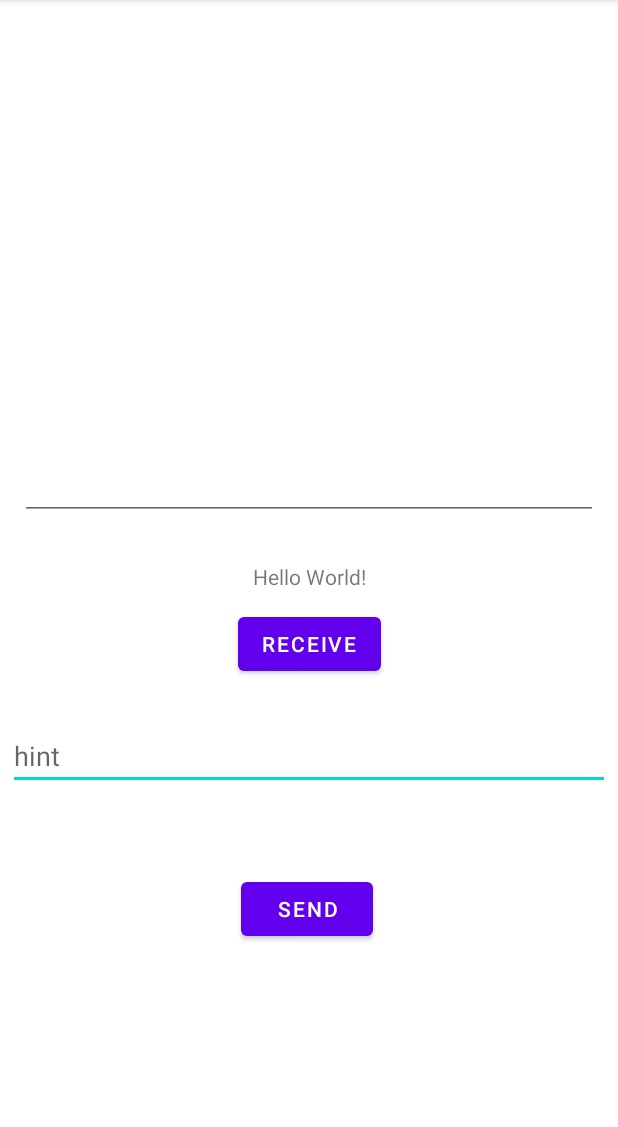
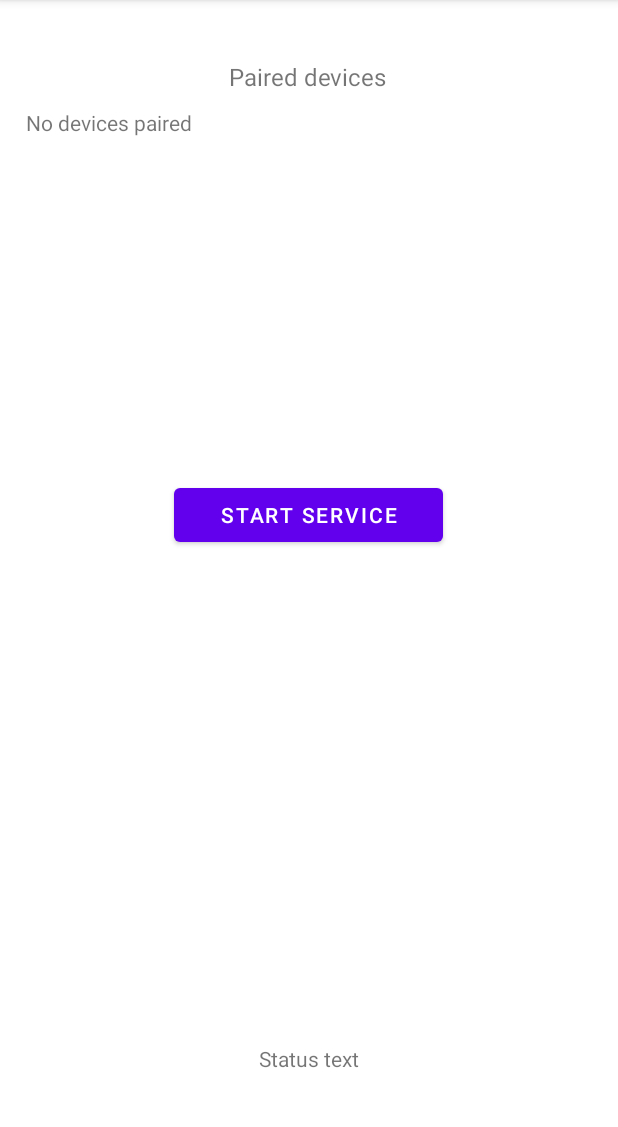
Before and after one commit to Stanko2/sound-auth, an Android app: the screen it shows after launch (MainActivity), on a phone screen of 412 x 824 dp, the part 84-1211 px from its top. Run offline under Robolectric (Android 15) with nearby library versions, the phone set to English and light mode, and no system bars.

```diff
--- a/android/app/src/main/java/com/example/soundauth/MainActivity.java
+++ b/android/app/src/main/java/com/example/soundauth/MainActivity.java
@@ -15,10 +15,11 @@ import android.widget.TextView;
 
 import com.example.soundauth.databinding.ActivityMainBinding;
 
+import java.util.HashSet;
 import java.util.List;
 
 public class MainActivity extends AppCompatActivity {
-
+    public static String TAG = "MainActivity";
 
     private ActivityMainBinding binding;
 
@@ -30,20 +31,28 @@ public class MainActivity extends AppCompatActivity {
         binding = ActivityMainBinding.inflate(getLayoutInflater());
         setContentView(binding.getRoot());
 
-        // Example of a call to a native method
-        TextView tv = binding.sampleText;
-//        tv.setText(stringFromJNI());
+        var prefs = getPreferences(MODE_PRIVATE);
+        var devices = prefs.getStringSet("devices", null);
+        if (devices == null) {
+            var tv = new TextView(this);
+            tv.setText("No devices paired");
+            binding.devices.addView(tv);
+        }
+
 
         binding.receive.setOnClickListener((e)-> {
             if (!isMyServiceRunning(ListenService.class)) {
                 Intent i = new Intent(this, ListenService.class);
                 startForegroundService(i);
-                binding.receive.setText("Stop");
+                binding.statusText.setText("Service running");
+                binding.receive.setText("Stop service");
             } else {
                 stopService(new Intent(this, ListenService.class));
-                binding.receive.setText("Receive");
+                binding.statusText.setText("Service stopped");
+                binding.receive.setText("Start service");
             }
         });
+
     }
 
 
@@ -62,7 +71,7 @@ public class MainActivity extends AppCompatActivity {
     private final BroadcastReceiver audioMessageReceiver = new BroadcastReceiver() {
         @Override
         public void onReceive(Context context, Intent intent) {
-            binding.outputText.setText(intent.getStringExtra("message"));
+            Log.d(TAG, "onReceive: " + intent.getStringExtra("message"));
         }
     };
 
--- a/android/app/src/main/java/com/example/soundauth/MessageSender.java
+++ b/android/app/src/main/java/com/example/soundauth/MessageSender.java
@@ -45,7 +45,7 @@ public class MessageSender implements Runnable {
         bufferSize = AudioTrack.getMinBufferSize((int) sampleRate, outChannel, AudioFormat.ENCODING_PCM_16BIT);
         bufferSize *= 2;
         Log.d(TAG, "onStartCommand: bufferSize " + bufferSize);
-        output = new AudioTrack.Builder().setAudioAttributes(new AudioAttributes.Builder().setUsage(AudioAttributes.USAGE_MEDIA).setContentType(AudioAttributes.CONTENT_TYPE_MOVIE).build())
+        output = new AudioTrack.Builder().setAudioAttributes(new AudioAttributes.Builder().setUsage(AudioAttributes.USAGE_ALARM).setContentType(AudioAttributes.CONTENT_TYPE_SPEECH).build())
                 .setAudioFormat(new AudioFormat.Builder().setEncoding(AudioFormat.ENCODING_PCM_16BIT).setSampleRate(sampleRate).setChannelMask(outChannel).build()).setBufferSizeInBytes(bufferSize)
                 .setTransferMode(AudioTrack.MODE_STREAM).build();
         messagesToSend = new LinkedList<>();
--- a/android/app/src/main/res/layout/activity_main.xml
+++ b/android/app/src/main/res/layout/activity_main.xml
@@ -7,74 +7,61 @@
     tools:context=".MainActivity">
 
     <TextView
-        android:id="@+id/sample_text"
+        android:id="@+id/statusText"
         android:layout_width="wrap_content"
         android:layout_height="wrap_content"
-        android:text="Hello World!"
-        app:layout_constraintBottom_toBottomOf="parent"
+        android:layout_marginStart="10dp"
+        android:layout_marginTop="696dp"
+        android:layout_marginEnd="10dp"
+        android:text="Status text"
         app:layout_constraintEnd_toEndOf="parent"
         app:layout_constraintStart_toStartOf="parent"
         app:layout_constraintTop_toTopOf="parent" />
 
-    <Button
-        android:id="@+id/receive"
+    <LinearLayout
+        android:id="@+id/devices"
+        android:layout_width="377dp"
+        android:layout_height="215dp"
+        android:layout_marginStart="10dp"
+        android:layout_marginTop="72dp"
+        android:layout_marginEnd="10dp"
+        android:orientation="vertical"
+        app:layout_constraintEnd_toEndOf="parent"
+        app:layout_constraintStart_toStartOf="parent"
+        app:layout_constraintTop_toTopOf="parent">
+
+    </LinearLayout>
+
+    <LinearLayout
+        android:layout_width="0dp"
+        android:layout_height="80dp"
+        android:layout_marginStart="10dp"
+        android:layout_marginTop="16dp"
+        android:layout_marginEnd="10dp"
+        android:gravity="center"
+        android:orientation="horizontal"
+        app:layout_constraintEnd_toEndOf="parent"
+        app:layout_constraintHorizontal_bias="0.484"
+        app:layout_constraintStart_toStartOf="parent"
+        app:layout_constraintTop_toBottomOf="@+id/devices">
+
+        <Button
+            android:id="@+id/receive"
+            android:layout_width="179dp"
+            android:layout_height="wrap_content"
+            android:text="Start Service" />
+
+    </LinearLayout>
+
+    <TextView
         android:layout_width="wrap_content"
         android:layout_height="wrap_content"
-        android:layout_marginStart="158dp"
-        android:layout_marginTop="21dp"
-        android:layout_marginEnd="157dp"
-        android:layout_marginBottom="14dp"
-        android:text="Receive"
-        app:layout_constraintBottom_toTopOf="@+id/messageField"
+        android:layout_marginTop="40dp"
+        android:text="Paired devices"
+        android:textSize="16sp"
         app:layout_constraintEnd_toEndOf="parent"
+        app:layout_constraintHorizontal_bias="0.498"
         app:layout_constraintStart_toStartOf="parent"
-        app:layout_constraintTop_toBottomOf="@+id/sample_text"
-        tools:ignore="MissingConstraints" />
-
-    <Button
-        android:id="@+id/send"
-        android:layout_width="wrap_content"
-        android:layout_height="wrap_content"
-        android:layout_marginStart="160dp"
-        android:layout_marginTop="24dp"
-        android:layout_marginEnd="163dp"
-        android:layout_marginBottom="148dp"
-        android:text="Send"
-        app:layout_constraintBottom_toBottomOf="parent"
-        app:layout_constraintEnd_toEndOf="parent"
-        app:layout_constraintStart_toStartOf="parent"
-        app:layout_constraintTop_toBottomOf="@+id/messageField"
-        tools:ignore="MissingConstraints" />
-
-    <com.google.android.material.textfield.TextInputEditText
-        android:id="@+id/messageField"
-        android:layout_width="match_parent"
-        android:layout_height="wrap_content"
-        android:layout_marginStart="5dp"
-        android:layout_marginTop="14dp"
-        android:layout_marginEnd="5dp"
-        android:layout_marginBottom="31dp"
-        android:hint="hint"
-        app:layout_constraintBottom_toTopOf="@+id/send"
-        app:layout_constraintEnd_toEndOf="parent"
-        app:layout_constraintHorizontal_bias="0.52"
-        app:layout_constraintStart_toStartOf="parent"
-        app:layout_constraintTop_toBottomOf="@+id/receive"
-        tools:ignore="MissingConstraints" />
-
-    <EditText
-        android:id="@+id/outputText"
-        android:layout_width="385dp"
-        android:layout_height="341dp"
-        android:layout_marginStart="5dp"
-        android:layout_marginTop="5dp"
-        android:layout_marginEnd="5dp"
-        android:ems="10"
-        android:gravity="start|top"
-        android:inputType="textMultiLine"
-        app:layout_constraintEnd_toEndOf="parent"
-        app:layout_constraintStart_toStartOf="parent"
-        app:layout_constraintTop_toTopOf="parent"
-        tools:text="falsjdflk\nfdjsa;lf" />
+        app:layout_constraintTop_toTopOf="parent" />
 
 </androidx.constraintlayout.widget.ConstraintLayout>
```
Also changed, not shown: android/app/src/main/java/com/example/soundauth/ListenService.java (+11 -3 lines), android/app/src/main/java/com/example/soundauth/MessageHandler.java (added, +13 -0 lines), android/app/src/main/java/com/example/soundauth/MessageReceiver.java (+10 -2 lines), 6 other files.
